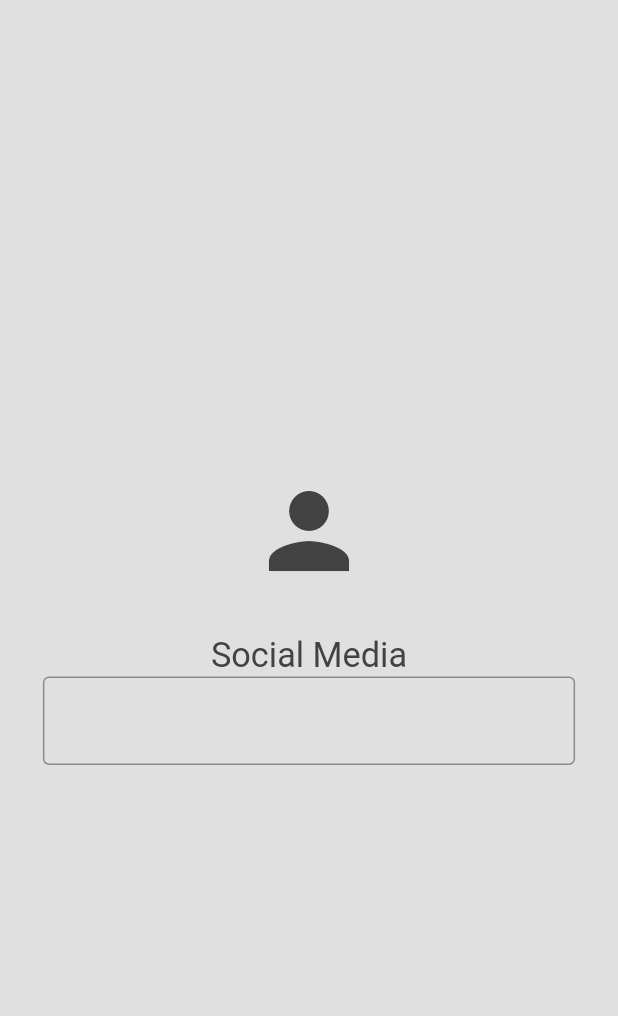
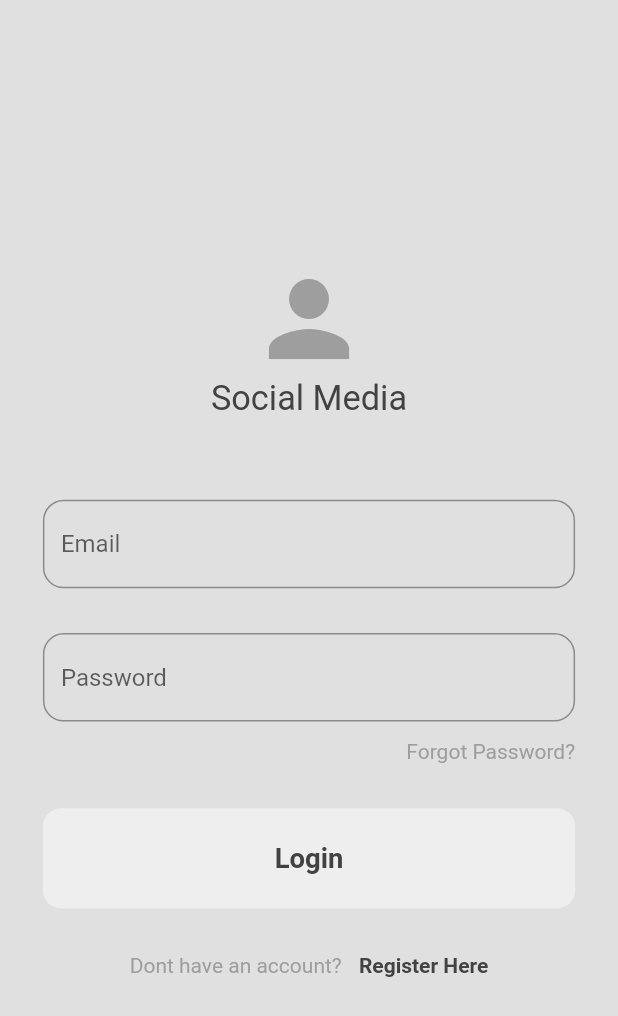
Before and after one commit to bishalkhatiwada01/social-media-with-flutter-and-firebase, a Flutter app: the screen it shows after launch, on a phone screen of 412 x 824 dp. Shown: the top 1016 px of the screen. Run offline on Flutter 3.47's test engine with Material 2 defaults, Android fonts, the phone set to English and light mode, and no system bars; our stand-ins replace flutter_screenutil.

Commit message:
login and signup ui done

```diff
--- /dev/null
+++ b/lib/auth/login_or_register.dart
@@ -0,0 +1,31 @@
+import 'package:flutter/material.dart';
+import 'package:socialmediaapp/views/login_page.dart';
+import 'package:socialmediaapp/views/register_page.dart';
+
+class LoginOrRegister extends StatefulWidget {
+  const LoginOrRegister({super.key});
+
+  @override
+  State<LoginOrRegister> createState() => _LoginOrRegisterState();
+}
+
+class _LoginOrRegisterState extends State<LoginOrRegister> {
+  // initially, show  login page
+  bool showLoginPage = true;
+
+  // togle between login and register pages
+  void togglePages() {
+    setState(() {
+      showLoginPage = !showLoginPage;
+    });
+  }
+
+  @override
+  Widget build(BuildContext context) {
+    if (showLoginPage) {
+      return LoginPage(onTap: togglePages);
+    } else {
+      return RegisterPage(onTap: togglePages);
+    }
+  }
+}
--- /dev/null
+++ b/lib/components/my_button.dart
@@ -0,0 +1,35 @@
+import 'package:flutter/material.dart';
+import 'package:flutter_screenutil/flutter_screenutil.dart';
+
+class MyButton extends StatelessWidget {
+  final String text;
+  final void Function()? onTap;
+  const MyButton({
+    super.key,
+    required this.text,
+    required this.onTap,
+  });
+
+  @override
+  Widget build(BuildContext context) {
+    return GestureDetector(
+      onTap: onTap,
+      child: Container(
+        decoration: BoxDecoration(
+          color: Theme.of(context).colorScheme.primary,
+          borderRadius: BorderRadius.circular(12),
+        ),
+        padding: EdgeInsets.all(20.sp),
+        child: Center(
+          child: Text(
+            text,
+            style: TextStyle(
+              fontWeight: FontWeight.bold,
+              fontSize: 16.sp,
+            ),
+          ),
+        ),
+      ),
+    );
+  }
+}
--- a/lib/components/my_textfield.dart
+++ b/lib/components/my_textfield.dart
@@ -1,4 +1,5 @@
 import 'package:flutter/material.dart';
+import 'package:flutter_screenutil/flutter_screenutil.dart';
 
 class MyTextField extends StatelessWidget {
   final String hintText;
@@ -16,7 +17,11 @@ class MyTextField extends StatelessWidget {
   Widget build(BuildContext context) {
     return TextField(
       controller: controller,
-      decoration: InputDecoration(border: OutlineInputBorder()),
+      decoration: InputDecoration(
+        border: OutlineInputBorder(borderRadius: BorderRadius.circular(12.sp)),
+        hintText: hintText,
+      ),
+      obscureText: obscureText,
     );
   }
 }
--- a/lib/main.dart
+++ b/lib/main.dart
@@ -1,9 +1,9 @@
 import 'package:flutter/material.dart';
 import 'package:flutter_screenutil/flutter_screenutil.dart';
+import 'package:socialmediaapp/auth/login_or_register.dart';
 import 'package:socialmediaapp/themes/dark_mode.dart';
 import 'package:socialmediaapp/themes/light_mode.dart';
-import 'package:socialmediaapp/views/home_page.dart';
-import 'package:socialmediaapp/views/login_page.dart';
+
 
 void main() {
   runApp(const MyApp());
@@ -14,7 +14,12 @@ class MyApp extends StatelessWidget {
 
   @override
   Widget build(BuildContext context) {
-    return ScreenUtilInit(
+    return SafeArea(
+      child: GestureDetector(
+        onTap: () {
+          FocusManager.instance.primaryFocus?.unfocus();
+        },
+        child: ScreenUtilInit(
           designSize: const Size(360, 690),
           minTextAdapt: true,
           splitScreenMode: true,
@@ -22,10 +27,12 @@ class MyApp extends StatelessWidget {
             return MaterialApp(
               debugShowCheckedModeBanner: false,
               theme: lightMode,
-          home: LoginPage(),
+              home: const LoginOrRegister(),
               darkTheme: darkMode,
             );
           },
+        ),
+      ),
     );
   }
 }
--- a/lib/themes/light_mode.dart
+++ b/lib/themes/light_mode.dart
@@ -6,7 +6,7 @@ ThemeData lightMode = ThemeData(
     background: Colors.grey.shade300,
     primary: Colors.grey.shade200,
     secondary: Colors.grey.shade400,
-    inversePrimary: Colors.grey.shade800,
+    inversePrimary: Colors.grey.shade500,
   ),
   textTheme: ThemeData.light().textTheme.apply(
         bodyColor: Colors.grey[800],
--- a/lib/views/login_page.dart
+++ b/lib/views/login_page.dart
@@ -1,12 +1,22 @@
 import 'package:flutter/material.dart';
 import 'package:flutter_screenutil/flutter_screenutil.dart';
+import 'package:socialmediaapp/components/my_button.dart';
 import 'package:socialmediaapp/components/my_textfield.dart';
 
 class LoginPage extends StatelessWidget {
+  final void Function()? onTap;
+
+  LoginPage({
+    super.key,
+    required this.onTap,
+  });
+
+  // text controller
   TextEditingController emailController = TextEditingController();
   TextEditingController passwordController = TextEditingController();
 
-  LoginPage({super.key});
+  // register method
+  void login() {}
 
   @override
   Widget build(BuildContext context) {
@@ -23,17 +33,64 @@ class LoginPage extends StatelessWidget {
                 size: 80,
                 color: Theme.of(context).colorScheme.inversePrimary,
               ),
-              SizedBox(height: 25.h),
               Text(
                 'Social Media',
                 style: TextStyle(
                   fontSize: 20.sp,
                 ),
               ),
+              SizedBox(height: 45.h),
               MyTextField(
-                hintText: '',
+                hintText: 'Email',
                 obscureText: false,
                 controller: emailController,
+              ),
+              SizedBox(height: 25.h),
+              MyTextField(
+                hintText: 'Password',
+                obscureText: true,
+                controller: passwordController,
+              ),
+              SizedBox(height: 10.h),
+              Row(
+                mainAxisAlignment: MainAxisAlignment.end,
+                children: [
+                  Text(
+                    'Forgot Password?',
+                    style: TextStyle(
+                      color: Theme.of(context).colorScheme.inversePrimary,
+                    ),
+                  ),
+                ],
+              ),
+              SizedBox(height: 25.h),
+              MyButton(
+                text: 'Login',
+                onTap: login,
+              ),
+              SizedBox(height: 25.h),
+              Row(
+                mainAxisAlignment: MainAxisAlignment.center,
+                children: [
+                  Text(
+                    'Dont have an account?',
+                    style: TextStyle(
+                      color: Theme.of(context).colorScheme.inversePrimary,
+                    ),
+                  ),
+                  SizedBox(
+                    width: 10.w,
+                  ),
+                  GestureDetector(
+                    onTap: () {},
+                    child: const Text(
+                      'Register Here',
+                      style: TextStyle(
+                        fontWeight: FontWeight.bold,
+                      ),
+                    ),
+                  ),
+                ],
               )
             ],
           ),
```
Also changed, not shown: lib/views/register_page.dart (added, +133 -0 lines), lib/views/signup_page.dart (deleted). Lines whose indentation alone changed are shown as unchanged.
